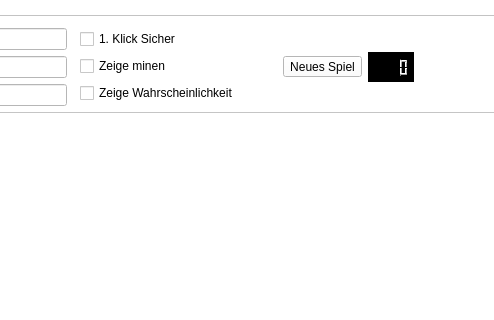
Before: the Qt Designer form mainwindow.ui in skullbox305/Minesweeper-Solver, drawn with Qt 5; both pictures show x 89 to 583 and y 0 to 320 of the 987 by 830 pixel window.
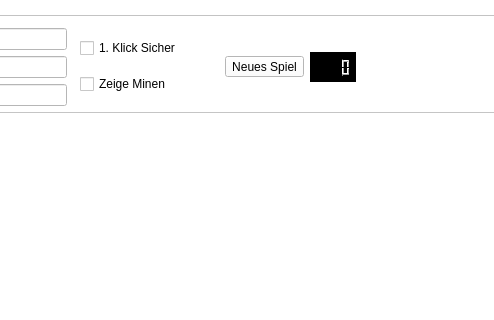
After: the same form once the commit is applied. Icons and pictures are not drawn.

Commit message: - Funktion zum einblenden von Tooltips der einzelnen Buttons - Show Mines Funktion implementiert - First Click Safe Funktion implementiert

```diff
--- a/mainwindow.ui
+++ b/mainwindow.ui
@@ -204,14 +204,7 @@
         <item>
          <widget class="QCheckBox" name="zeige_minen">
           <property name="text">
-           <string>Zeige minen</string>
-          </property>
-         </widget>
-        </item>
-        <item>
-         <widget class="QCheckBox" name="zeige_wahrscheinlichkeiten">
-          <property name="text">
-           <string>Zeige Wahrscheinlichkeit</string>
+           <string>Zeige Minen</string>
           </property>
          </widget>
         </item>
```
Left out of the diff: 9 changed lines with no effect on the pictures. The commit also changes 4 other files.
